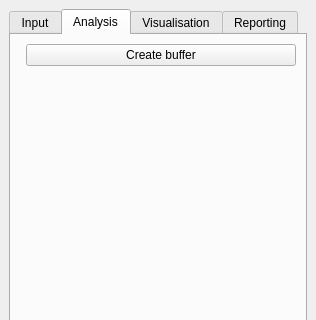
The window that SpatialDecision/spatial_decision_dockwidget_base.ui (Matthie456/Bon_DenDuijn) describes before a commit, drawn with Qt 5; both pictures show x 0 to 316 and y 0 to 320 of the 316 by 505 pixel window.
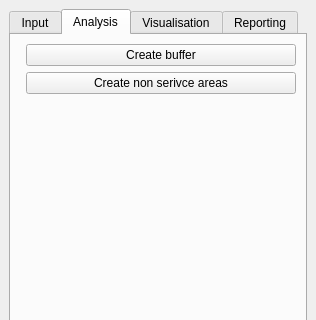
The same window after the commit.

Commit message: Made an extra button in the UI: Create non service areas

```diff
--- a/SpatialDecision/spatial_decision_dockwidget_base.ui
+++ b/SpatialDecision/spatial_decision_dockwidget_base.ui
@@ -115,6 +115,13 @@
           </property>
          </widget>
         </item>
+        <item row="2" column="1">
+         <widget class="QPushButton" name="NonSerivceButton">
+          <property name="text">
+           <string>Create non serivce areas</string>
+          </property>
+         </widget>
+        </item>
        </layout>
       </widget>
       <widget class="QWidget" name="VisualisationTab">
```
Left out of the diff: 2 changed lines with no effect on the pictures. The commit also changes 21 other files.
